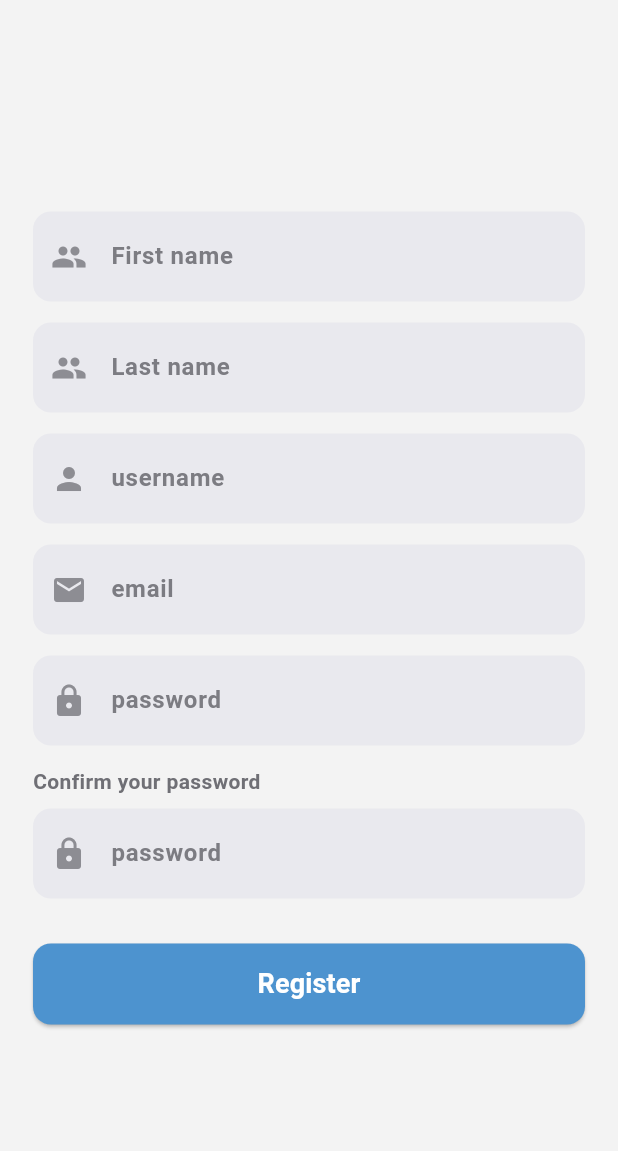
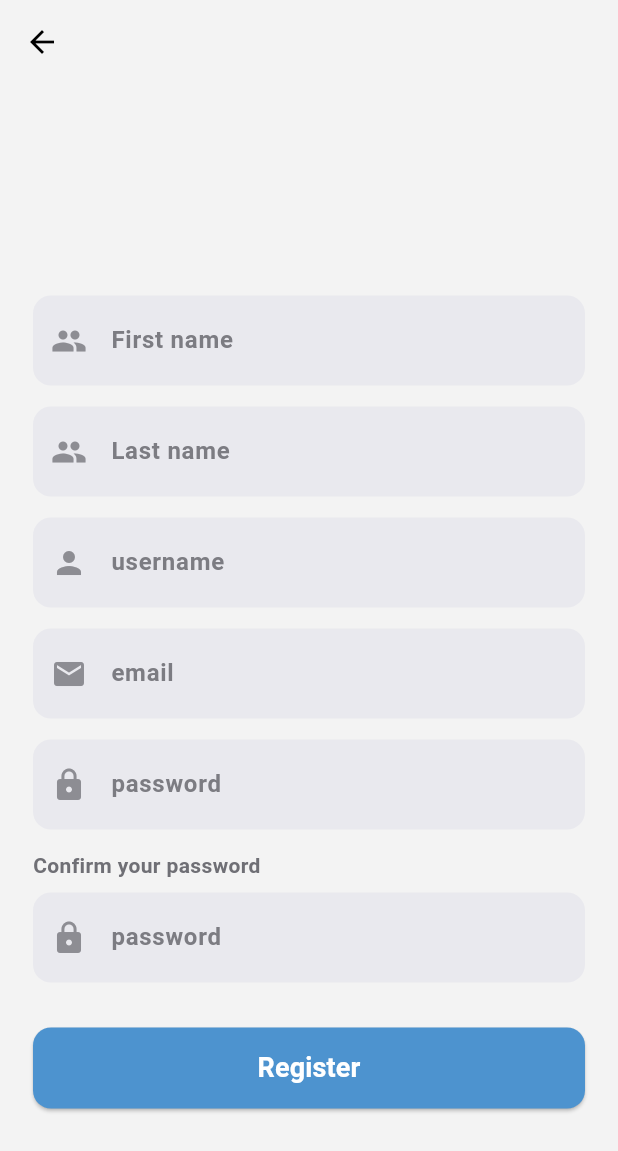
Before and after one commit to areriii/jimjaew_app, a Flutter app: the RegisterScreen screen opened directly, on a phone screen of 412 x 824 dp. Shown: the top 1151 px of the screen. Run offline on Flutter 3.47's test engine with Material 3 defaults, Android fonts, the phone set to English and light mode, and no system bars.

Commit message:
register_screen.dart

```diff
--- a/lib/main.dart
+++ b/lib/main.dart
@@ -1,4 +1,3 @@
-
 import 'package:flutter/material.dart';
 import 'login/login_screen.dart';
 
--- a/lib/register/register_screen.dart
+++ b/lib/register/register_screen.dart
@@ -113,6 +113,17 @@ class _RegisterScreenState extends State<RegisterScreen> {
   Widget build(BuildContext context) {
     return Scaffold(
       backgroundColor: const Color(0xFFF3F3F3),
+      appBar: AppBar(
+        leading: IconButton(
+          icon: const Icon(Icons.arrow_back),
+          onPressed: () {
+            Navigator.of(context).pop();
+          },
+        ),
+        backgroundColor: Colors.transparent,
+        elevation: 0,
+        foregroundColor: Colors.black,
+      ),
       body: FutureBuilder(
         future: _registerResult,
         builder: (context, snapshot) {
```
